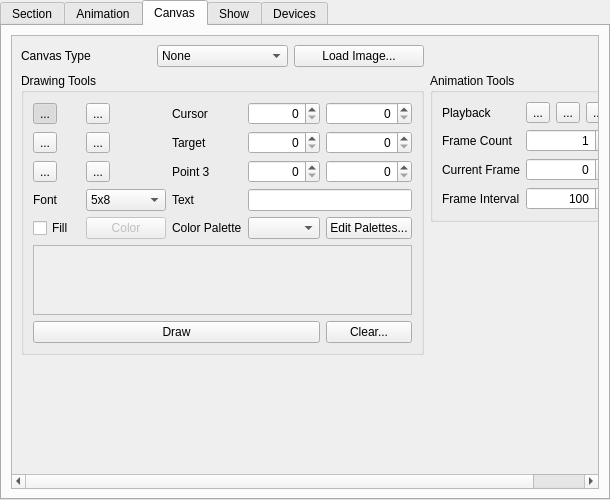
Old version of the form src/widget/maestrocontrolwidget.ui in the repository 8bitbuddhist/PixelMaestro-Studio.
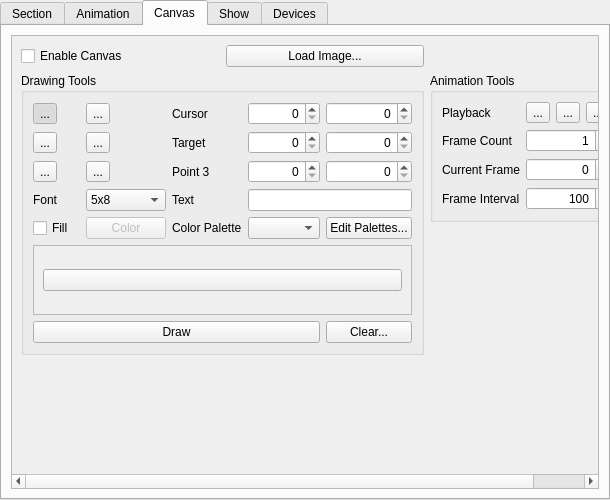
New version of the form. The open tabs and pages were chosen to show the change. Icons and pictures are not drawn.

Commit message: MaestroControlWidget - Added cancel button to Canvas drawing tools. Selecting this button lets users erase by drawing. MaestroControlWidget - Converted Canvas select combo box into a checkbox.

What changed in the file:
```diff
--- a/src/widget/maestrocontrolwidget.ui
+++ b/src/widget/maestrocontrolwidget.ui
@@ -833,38 +833,18 @@
             </widget>
            </item>
            <item row="1" column="0">
-            <layout class="QGridLayout" name="canvasTypeGridLayout">
-             <item row="0" column="0">
-              <widget class="QLabel" name="canvasTypeLabel">
-               <property name="sizePolicy">
-                <sizepolicy hsizetype="Minimum" vsizetype="Preferred">
-                 <horstretch>0</horstretch>
-                 <verstretch>0</verstretch>
-                </sizepolicy>
-               </property>
-               <property name="text">
-                <string>Canvas Type</string>
-               </property>
-              </widget>
-             </item>
-             <item row="0" column="2">
-              <widget class="QComboBox" name="canvasComboBox">
+            <layout class="QHBoxLayout" name="horizontalLayout">
+             <item>
+              <widget class="QCheckBox" name="canvasEnableCheckBox">
                <property name="toolTip">
                 <string>Adds a drawing surface to the pixel grid</string>
                </property>
-               <item>
-                <property name="text">
-                 <string>None</string>
-                </property>
-               </item>
-               <item>
-                <property name="text">
-                 <string>Canvas</string>
-                </property>
-               </item>
+               <property name="text">
+                <string>Enable Canvas</string>
+               </property>
               </widget>
              </item>
-             <item row="0" column="3">
+             <item>
               <widget class="QPushButton" name="loadImageButton">
                <property name="text">
                 <string>Load Image...</string>
@@ -960,6 +940,29 @@
                   <item row="0" column="0">
                    <layout class="QHBoxLayout" name="canvasColorPickerLayout"/>
                   </item>
+                  <item row="0" column="0">
+                   <widget class="QPushButton" name="canvasColorPickerCancelButton">
+                    <property name="sizePolicy">
+                     <sizepolicy hsizetype="Minimum" vsizetype="Fixed">
+                      <horstretch>0</horstretch>
+                      <verstretch>0</verstretch>
+                     </sizepolicy>
+                    </property>
+                    <property name="minimumSize">
+                     <size>
+                      <width>0</width>
+                      <height>0</height>
+                     </size>
+                    </property>
+                    <property name="text">
+                     <string/>
+                    </property>
+                    <property name="icon">
+                     <iconset resource="../resources/images/images.qrc">
+                      <normaloff>:/icon_cancel.png</normaloff>:/icon_cancel.png</iconset>
+                    </property>
+                   </widget>
+                  </item>
                  </layout>
                 </widget>
                </widget>
```
Left out of the diff: 7 changed lines with no effect on the pictures. The commit also changes 5 other files.
